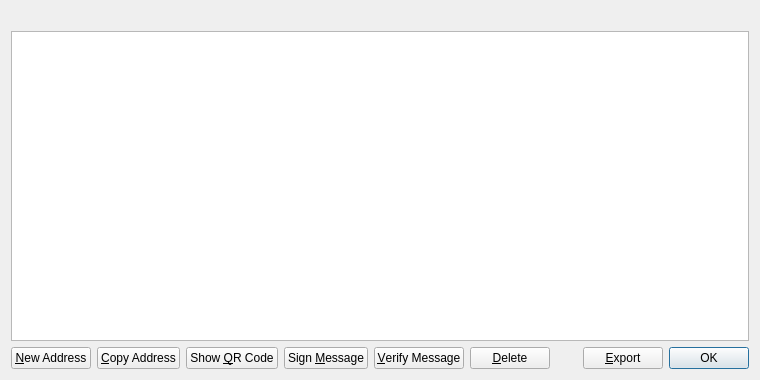
First picture: the form in src/qt/forms/addressbookpage.ui, repository cataloniacurrency/cataloniacoinv2, before the edit.
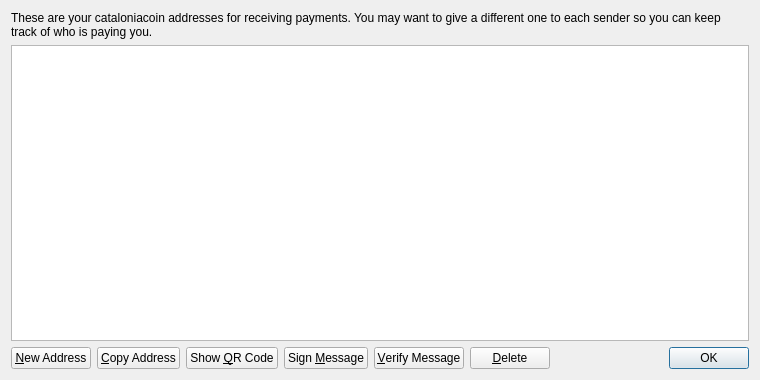
Second picture: the form after the edit. Icons and pictures are not drawn.

Patch:
```diff
--- a/src/qt/forms/addressbookpage.ui
+++ b/src/qt/forms/addressbookpage.ui
@@ -16,6 +16,9 @@
   <layout class="QVBoxLayout" name="verticalLayout">
    <item>
     <widget class="QLabel" name="labelExplanation">
+     <property name="text">
+      <string>These are your cataloniacoin addresses for receiving payments. You may want to give a different one to each sender so you can keep track of who is paying you.</string>
+     </property>
      <property name="textFormat">
       <enum>Qt::PlainText</enum>
      </property>
@@ -148,20 +151,6 @@
        </property>
       </spacer>
      </item>
-     <item>
-      <widget class="QPushButton" name="exportButton">
-       <property name="toolTip">
-        <string>Export the data in the current tab to a file</string>
-       </property>
-       <property name="text">
-        <string>&amp;Export</string>
-       </property>
-       <property name="icon">
-        <iconset resource="../bitcoin.qrc">
-         <normaloff>:/icons/export</normaloff>:/icons/export</iconset>
-       </property>
-      </widget>
-     </item>
      <item>
       <widget class="QDialogButtonBox" name="buttonBox">
        <property name="sizePolicy">
```
Left out of the diff: 10 changed lines with no effect on the pictures.
